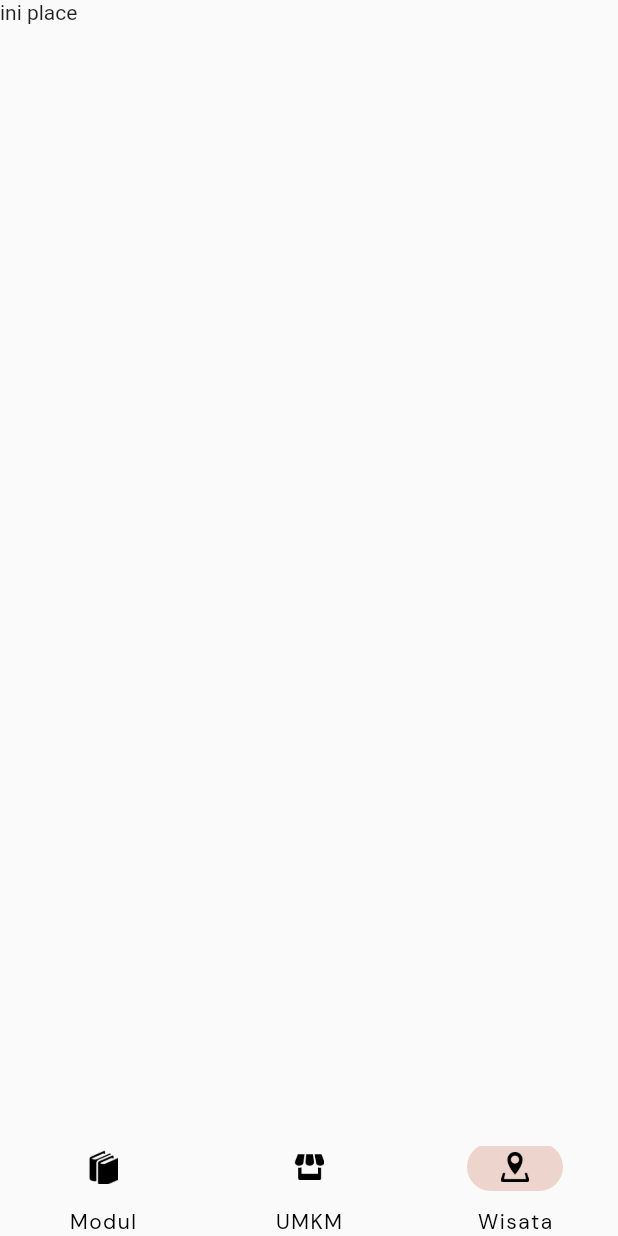
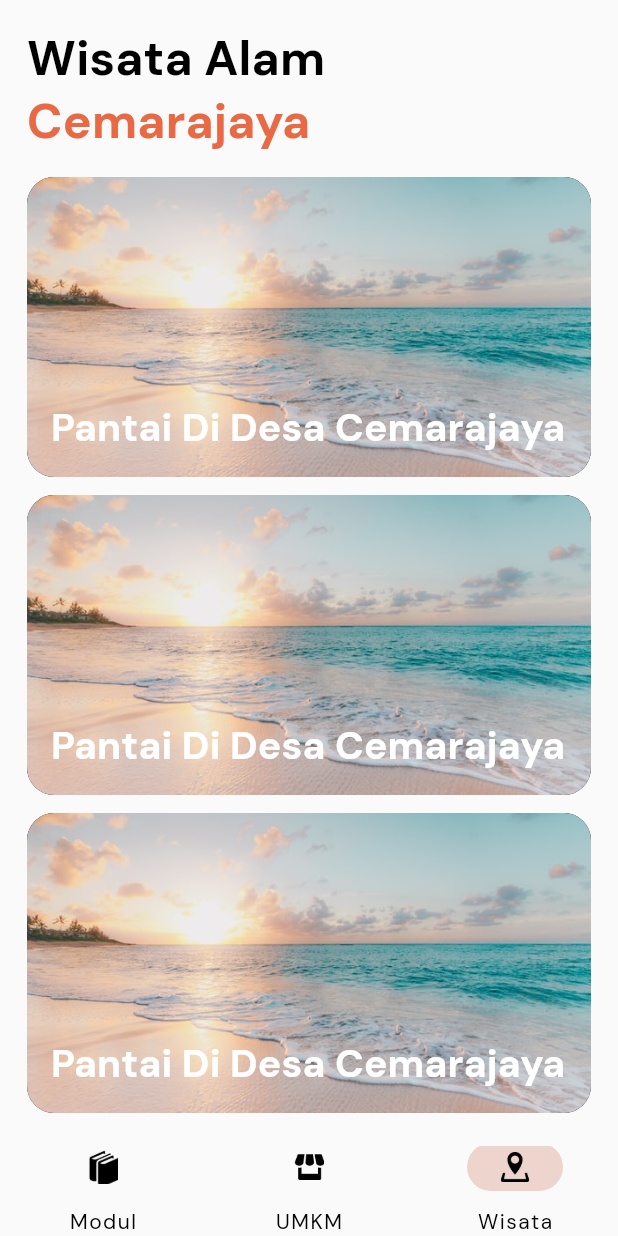
Before and after one commit to Bintaaaa/kkn_desa_cemarajaya, a Flutter app: the screen it shows after launch, item 3 of the bottom bar chosen, on a phone screen of 412 x 824 dp. Run offline on Flutter 3.47's test engine with Material 2 defaults, Android fonts, the phone set to English and light mode, and no system bars; our stand-ins replace flutter_bloc, get_it, google_fonts; statements that could not run were skipped.

Commit message:
assets n ui place screen

```diff
--- a/features/places/lib/ui/place_screen.dart
+++ b/features/places/lib/ui/place_screen.dart
@@ -1,3 +1,5 @@
+import 'package:common/constants/app_color.dart';
+import 'package:common/constants/app_text_style.dart';
 import 'package:flutter/material.dart';
 
 class PlaceScreen extends StatelessWidget {
@@ -7,7 +9,135 @@ class PlaceScreen extends StatelessWidget {
   Widget build(BuildContext context) {
     return Scaffold(
       body: SafeArea(
-        child: Text("ini place"),
+        child: Container(
+          margin: const EdgeInsets.all(18.0),
+          child: SingleChildScrollView(
+            child: Column(
+              crossAxisAlignment: CrossAxisAlignment.start,
+              children: [
+                titleHeadingPlace(),
+                const SizedBox(
+                  height: 16.0,
+                ),
+                Container(
+                  height: 200,
+                  padding: const EdgeInsets.all(16.0),
+                  margin: const EdgeInsets.only(bottom: 12.0),
+                  decoration: BoxDecoration(
+                    color: AppColor.blackColor,
+                    image: const DecorationImage(
+                      image: AssetImage(
+                        'assets/place.jpg',
+                      ),
+                      fit: BoxFit.cover,
+                    ),
+                    borderRadius: BorderRadius.circular(
+                      18.0,
+                    ),
+                  ),
+                  alignment: Alignment.bottomLeft,
+                  child: Text(
+                    'Pantai Di Desa Cemarajaya',
+                    style: AppTextStyle.kHeading4.copyWith(
+                      color: AppColor.secondaryColor,
+                    ),
+                  ),
+                ),
+                Container(
+                  height: 200,
+                  padding: const EdgeInsets.all(16.0),
+                  margin: const EdgeInsets.only(bottom: 12.0),
+                  decoration: BoxDecoration(
+                    color: AppColor.blackColor,
+                    image: const DecorationImage(
+                      image: AssetImage(
+                        'assets/place.jpg',
+                      ),
+                      fit: BoxFit.cover,
+                    ),
+                    borderRadius: BorderRadius.circular(
+                      18.0,
+                    ),
+                  ),
+                  alignment: Alignment.bottomLeft,
+                  child: Text(
+                    'Pantai Di Desa Cemarajaya',
+                    style: AppTextStyle.kHeading4.copyWith(
+                      color: AppColor.secondaryColor,
+                    ),
+                  ),
+                ),
+                Container(
+                  height: 200,
+                  padding: const EdgeInsets.all(16.0),
+                  margin: const EdgeInsets.only(bottom: 12.0),
+                  decoration: BoxDecoration(
+                    color: AppColor.blackColor,
+                    image: const DecorationImage(
+                      image: AssetImage(
+                        'assets/place.jpg',
+                      ),
+                      fit: BoxFit.cover,
+                    ),
+                    borderRadius: BorderRadius.circular(
+                      18.0,
+                    ),
+                  ),
+                  alignment: Alignment.bottomLeft,
+                  child: Text(
+                    'Pantai Di Desa Cemarajaya',
+                    style: AppTextStyle.kHeading4.copyWith(
+                      color: AppColor.secondaryColor,
+                    ),
+                  ),
+                ),
+                Container(
+                  height: 200,
+                  padding: const EdgeInsets.all(16.0),
+                  margin: const EdgeInsets.only(bottom: 12.0),
+                  decoration: BoxDecoration(
+                    color: AppColor.blackColor,
+                    image: const DecorationImage(
+                      image: AssetImage(
+                        'assets/place.jpg',
+                      ),
+                      fit: BoxFit.cover,
+                    ),
+                    borderRadius: BorderRadius.circular(
+                      18.0,
+                    ),
+                  ),
+                  alignment: Alignment.bottomLeft,
+                  child: Text(
+                    'Pantai Di Desa Cemarajaya',
+                    style: AppTextStyle.kHeading4.copyWith(
+                      color: AppColor.secondaryColor,
+                    ),
+                  ),
+                )
+              ],
+            ),
+          ),
+        ),
+      ),
+    );
+  }
+
+  RichText titleHeadingPlace() {
+    return RichText(
+      text: TextSpan(
+        children: [
+          TextSpan(
+            text: 'Wisata Alam\n',
+            style: AppTextStyle.kHeading3,
+          ),
+          TextSpan(
+            text: 'Cemarajaya',
+            style: AppTextStyle.kHeading3.copyWith(
+              color: AppColor.primaryColor,
+            ),
+          )
+        ],
       ),
     );
   }
--- a/features/places/pubspec.yaml
+++ b/features/places/pubspec.yaml
@@ -1,6 +1,7 @@
 name: places
 description: A new Flutter package project.
 version: 0.0.1
+publish_to: none
 homepage:
 
 environment:
@@ -10,6 +11,9 @@ environment:
 dependencies:
   flutter:
     sdk: flutter
+
+  common:
+    path: ../../shared_libraries/common
 
 dev_dependencies:
   flutter_test:
```
Also changed, not shown: assets/place.jpg (added).
